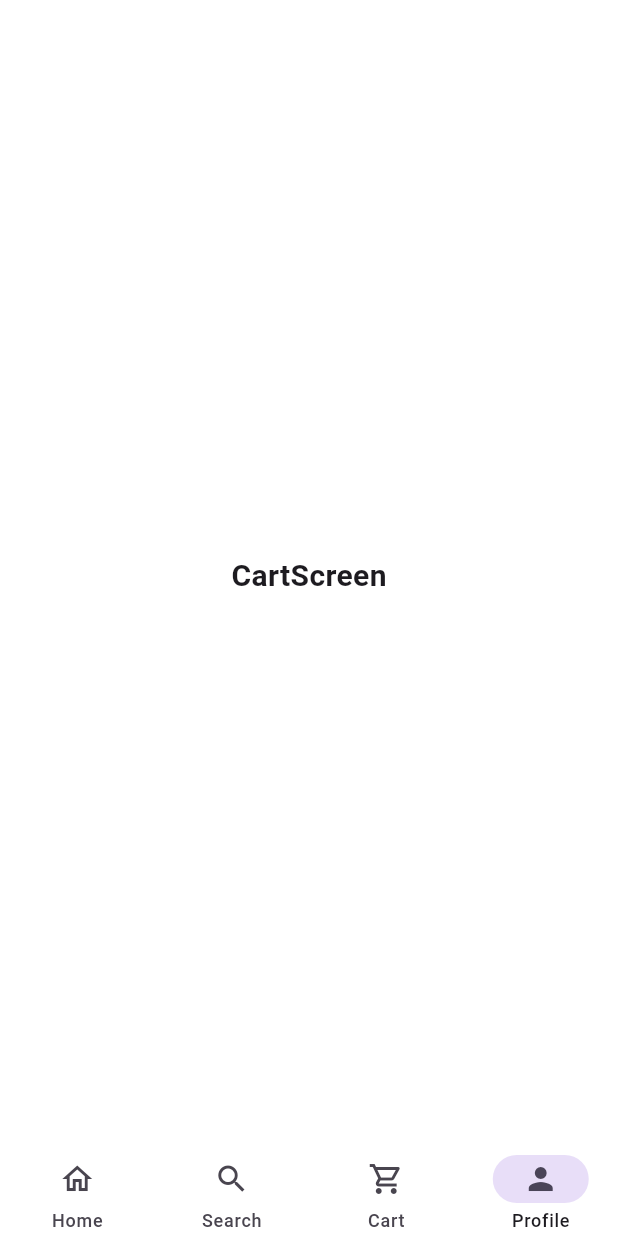
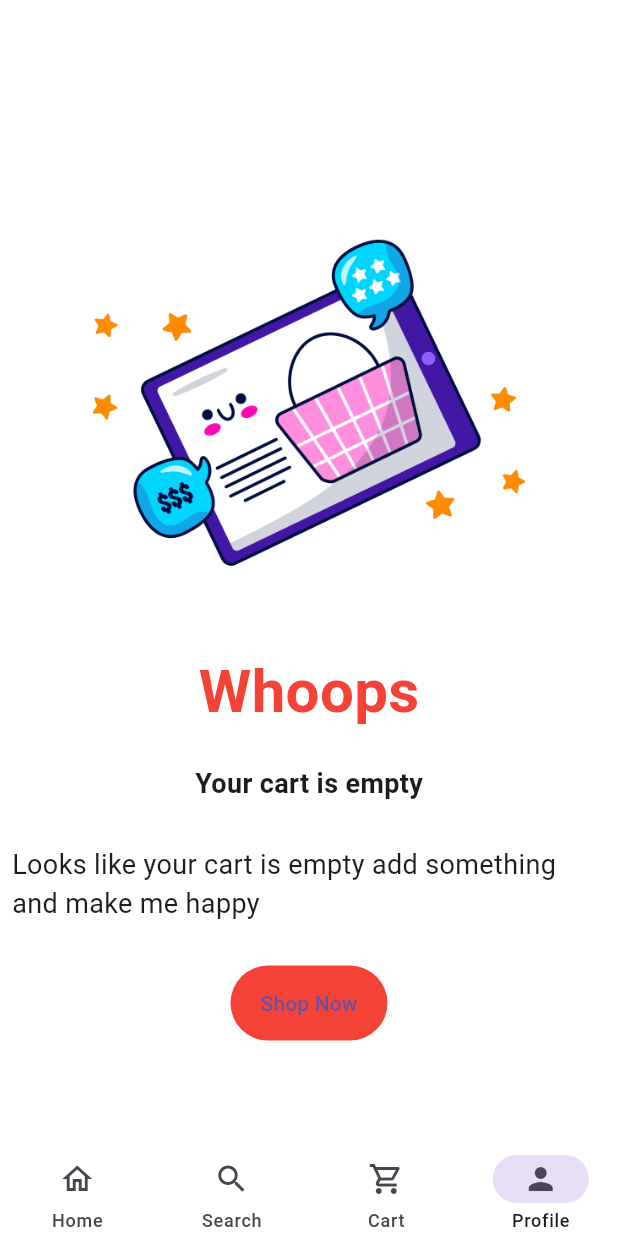
Before and after one commit to Pcode13/shopsmart_user_flutter, a Flutter app: the screen it shows after launch, swiped to page 3, on a phone screen of 412 x 824 dp. Run offline on Flutter 3.47's test engine with Material 3 defaults, Android fonts, the phone set to English and light mode, and no system bars; our stand-ins replace flutter_iconly, shared_preferences, shimmer.

Commit message:
Create the empty cart screen

```diff
--- /dev/null
+++ b/devtools_options.yaml
@@ -0,0 +1,3 @@
+description: This file stores settings for Dart & Flutter DevTools.
+documentation: https://docs.flutter.dev/tools/devtools/extensions#configure-extension-enablement-states
+extensions:
--- a/lib/screens/cart_screen.dart
+++ b/lib/screens/cart_screen.dart
@@ -1,14 +1,22 @@
 import 'package:flutter/material.dart';
+import 'package:shopsmart_user/services/assets_manager.dart';
+import 'package:shopsmart_user/widgets/empty_bag.dart';
 import 'package:shopsmart_user/widgets/title_text.dart';
 
 class CartScreen extends StatelessWidget {
-const CartScreen({ Key? key }) : super(key: key);
+  const CartScreen({Key? key}) : super(key: key);
 
   @override
-  Widget build(BuildContext context){
+  Widget build(BuildContext context) {
     return Scaffold(
       body: Center(
-        child: TitlesTextWidget(label: "CartScreen"),
+        child: EmptyBagWidget(
+          imagePath: AssetsManager.shoppingBasket,
+          title: "Your cart is empty",
+          subtitle:
+              "Looks like your cart is empty add something and make me happy",
+          buttonText: "Shop Now",
+        ),
       ),
     );
   }
--- /dev/null
+++ b/lib/widgets/empty_bag.dart
@@ -0,0 +1,62 @@
+import 'package:flutter/material.dart';
+import 'package:flutter/src/widgets/framework.dart';
+import 'package:flutter/src/widgets/placeholder.dart';
+
+import '../services/assets_manager.dart';
+import 'subtitle_text.dart';
+import 'title_text.dart';
+
+class EmptyBagWidget extends StatelessWidget {
+  const EmptyBagWidget({
+    super.key,
+    required this.imagePath,
+    required this.title,
+    required this.subtitle,
+    required this.buttonText,
+  });
+
+  final String imagePath, title, subtitle, buttonText;
+  @override
+  Widget build(BuildContext context) {
+    Size size = MediaQuery.of(context).size;
+    return SingleChildScrollView(
+      physics: const BouncingScrollPhysics(),
+      child: Column(
+        children: [
+          const SizedBox(height: 50),
+          Image.asset(
+            imagePath,
+            width: double.infinity,
+            height: size.height * 0.35,
+          ),
+          const SizedBox(height: 20),
+          const TitlesTextWidget(
+            label: "Whoops",
+            fontSize: 40,
+            color: Colors.red,
+          ),
+          const SizedBox(height: 20),
+          SubtitleTextWidget(label: title, fontWeight: FontWeight.w600),
+          const SizedBox(height: 20),
+          Padding(
+            padding: const EdgeInsets.all(8.0),
+            child: SubtitleTextWidget(
+              label: subtitle,
+              fontWeight: FontWeight.w400,
+            ),
+          ),
+          const SizedBox(height: 20),
+          ElevatedButton(
+            style: ElevatedButton.styleFrom(
+              elevation: 0,
+              backgroundColor: Colors.red,
+              padding: const EdgeInsets.symmetric(horizontal: 20, vertical: 15),
+            ),
+            onPressed: () {},
+            child: Text(buttonText),
+          ),
+        ],
+      ),
+    );
+  }
+}
```
